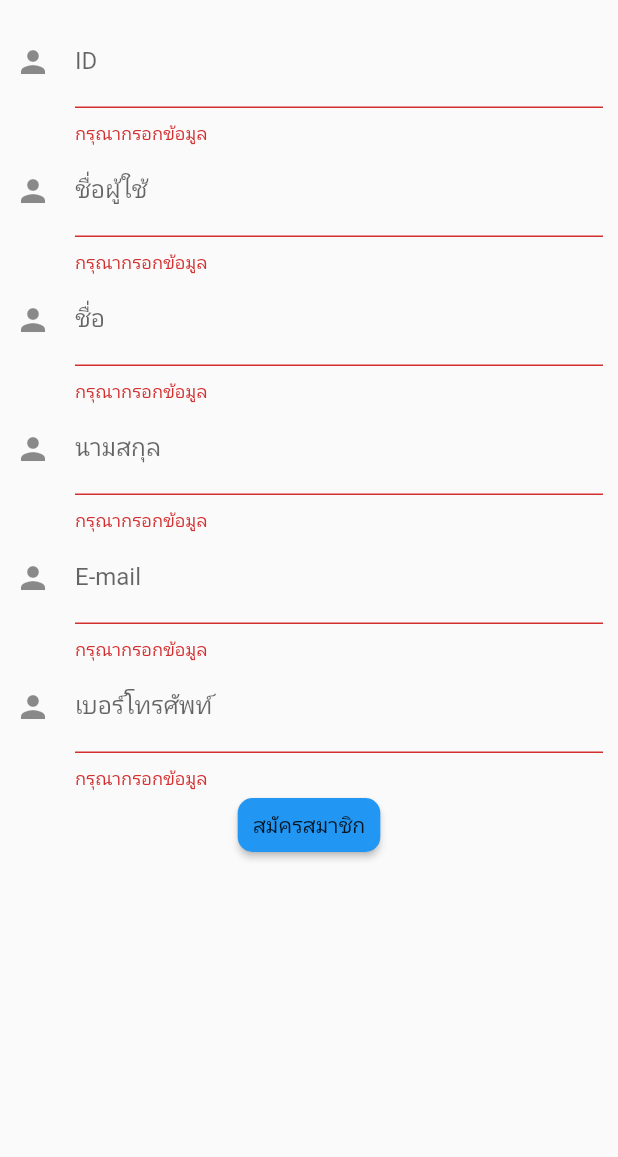
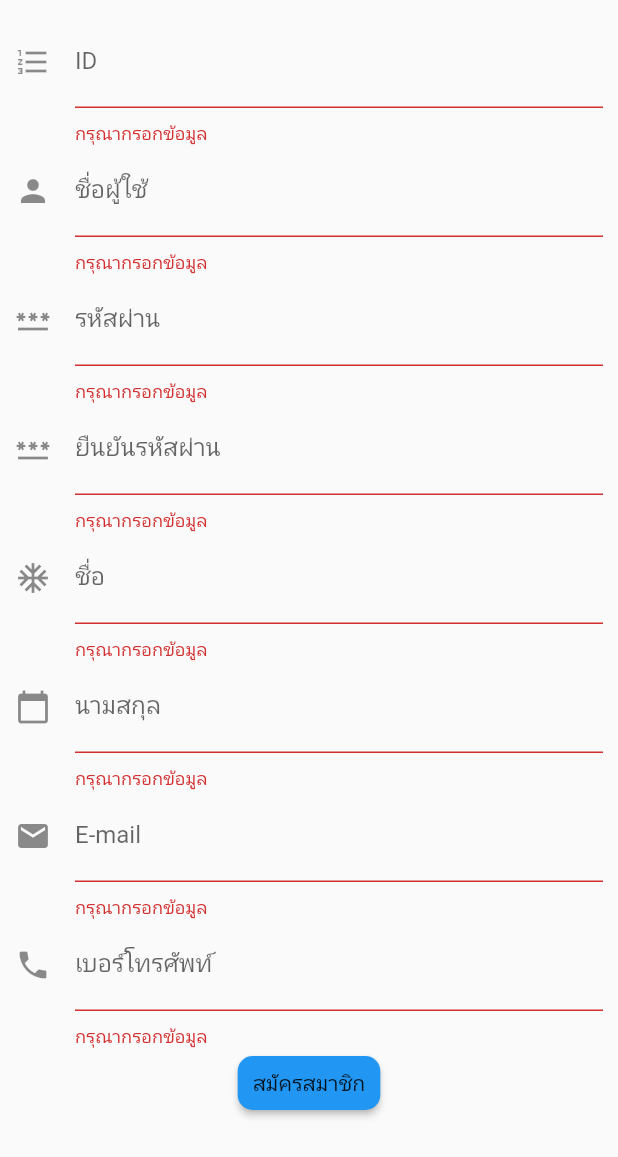
Before and after one commit to first0012m/iq, a Flutter app: the Regis screen opened directly, after a tap on "สมัครสมาชิก", on a phone screen of 412 x 824 dp. Shown: the top 1157 px of the screen. Run offline on Flutter 3.47's test engine with Material 2 defaults, Android fonts, the phone set to English and light mode, and no system bars; missing offline and left inert: flutter_session.

Commit message:
register-1

```diff
--- a/lib/api.dart
+++ b/lib/api.dart
@@ -3,5 +3,6 @@
 class Api {
   static String host = 'https://iq.maews.com';
   static String Log = '$host/login.php';
+  static String Reg = '$host/register.php';
 }
 // flutter run --no-sound-null-safetyq
--- a/lib/screen/login.dart
+++ b/lib/screen/login.dart
@@ -31,8 +31,10 @@ class _HomeState extends State<Login> {
     var data = jsonDecode(Login.body);
     print(data);
 
+    String name = data['m_name'];
+
     if (data['level'] == '0') {
-      FlutterSession().set('token', _m_username.text);
+      FlutterSession().set('token', name);
       Navigator.of(context).pushAndRemoveUntil(
           MaterialPageRoute(builder: (context) => const Home()),
           (route) => false);
--- a/lib/screen/register.dart
+++ b/lib/screen/register.dart
@@ -1,4 +1,10 @@
+// ignore_for_file: non_constant_identifier_names
+
+import 'dart:convert';
+
 import 'package:flutter/material.dart';
+import 'package:iq/api.dart';
+import 'package:http/http.dart' as http;
 
 class Regis extends StatefulWidget {
   const Regis({Key? key}) : super(key: key);
@@ -8,7 +14,34 @@ class Regis extends StatefulWidget {
 }
 
 class _RegisState extends State<Regis> {
+  final TextEditingController _id = TextEditingController();
+  final TextEditingController _m_username = TextEditingController();
+  final TextEditingController _m_password = TextEditingController();
+  final TextEditingController _m_passwordHid = TextEditingController();
+  final TextEditingController _m_name = TextEditingController();
+  final TextEditingController _m_lastname = TextEditingController();
+  final TextEditingController _m_email = TextEditingController();
+  final TextEditingController _m_phone = TextEditingController();
   final _formKey = GlobalKey<FormState>();
+
+  String baseUrl = Api.Reg;
+  String msg = "";
+
+  Reg() async {
+    var Reg = await http.post(Uri.parse(baseUrl), body: {
+      "m_id": _id.text,
+      "m_username": _m_username.text,
+      "m_password": _m_password.text,
+      "m_passwordHid": _m_passwordHid.text,
+      "m_name": _m_name.text,
+      "m_lastname": _m_lastname.text,
+      "m_email": _m_email.text,
+      "m_phone": _m_phone.text,
+    });
+    var data = jsonDecode(Reg.body);
+    print(data);
+
+  }
 
   @override
   Widget build(BuildContext context) {
@@ -22,8 +55,10 @@ class _RegisState extends State<Regis> {
             child: Column(
               children: [
                 TextFormField(
+                  keyboardType: TextInputType.number,
+                  controller: _id,
                   decoration: const InputDecoration(
-                    icon: Icon(Icons.person),
+                    icon: Icon(Icons.format_list_numbered),
                     hintText: 'กรุณากรอก ID',
                     labelText: 'ID',
                   ),
@@ -31,6 +66,8 @@ class _RegisState extends State<Regis> {
                       value!.isEmpty ? 'กรุณากรอกข้อมูล' : null,
                 ),
                 TextFormField(
+                  keyboardType: TextInputType.name,
+                  controller: _m_username,
                   decoration: const InputDecoration(
                     icon: Icon(Icons.person),
                     hintText: 'กรุณากรอกชื่อผู้ใช้',
@@ -40,8 +77,30 @@ class _RegisState extends State<Regis> {
                       value!.isEmpty ? 'กรุณากรอกข้อมูล' : null,
                 ),
                 TextFormField(
+                  controller: _m_password,
                   decoration: const InputDecoration(
-                    icon: Icon(Icons.person),
+                    icon: Icon(Icons.password),
+                    hintText: 'กรุณากรอกรหัสผ่าน',
+                    labelText: 'รหัสผ่าน',
+                  ),
+                  validator: (String? value) =>
+                      value!.isEmpty ? 'กรุณากรอกข้อมูล' : null,
+                ),
+                TextFormField(
+                  controller: _m_passwordHid,
+                  decoration: const InputDecoration(
+                    icon: Icon(Icons.password_sharp),
+                    hintText: 'กรุณากรอกรหัสผ่านอีกครั้ง',
+                    labelText: 'ยืนยันรหัสผ่าน',
+                  ),
+                  validator: (String? value) =>
+                      value!.isEmpty ? 'กรุณากรอกข้อมูล' : null,
+                ),
+                TextFormField(
+                  keyboardType: TextInputType.name,
+                  controller: _m_name,
+                  decoration: const InputDecoration(
+                    icon: Icon(Icons.ac_unit_sharp),
                     hintText: 'กรุณากรอกชื่อ',
                     labelText: 'ชื่อ',
                   ),
@@ -49,8 +108,10 @@ class _RegisState extends State<Regis> {
                       value!.isEmpty ? 'กรุณากรอกข้อมูล' : null,
                 ),
                 TextFormField(
+                  keyboardType: TextInputType.name,
+                  controller: _m_lastname,
                   decoration: const InputDecoration(
-                    icon: Icon(Icons.person),
+                    icon: Icon(Icons.calendar_today),
                     hintText: 'กรุณากรอกนามสกุล',
                     labelText: 'นามสกุล',
                   ),
@@ -58,8 +119,10 @@ class _RegisState extends State<Regis> {
                       value!.isEmpty ? 'กรุณากรอกข้อมูล' : null,
                 ),
                 TextFormField(
+                  keyboardType: TextInputType.emailAddress,
+                  controller: _m_email,
                   decoration: const InputDecoration(
-                    icon: Icon(Icons.person),
+                    icon: Icon(Icons.email),
                     hintText: 'กรุณากรอก E-mail',
                     labelText: 'E-mail',
                   ),
@@ -67,8 +130,10 @@ class _RegisState extends State<Regis> {
                       value!.isEmpty ? 'กรุณากรอกข้อมูล' : null,
                 ),
                 TextFormField(
+                  keyboardType: TextInputType.phone,
+                  controller: _m_phone,
                   decoration: const InputDecoration(
-                    icon: Icon(Icons.person),
+                    icon: Icon(Icons.phone),
                     hintText: 'กรุณากรอกเบอร์โทรศัพท์',
                     labelText: 'เบอร์โทรศัพท์',
                   ),
@@ -77,12 +142,12 @@ class _RegisState extends State<Regis> {
                 ),
                 MaterialButton(
                   shape: RoundedRectangleBorder(
-                    borderRadius: BorderRadius.circular(10)
-                  ),
+                      borderRadius: BorderRadius.circular(10)),
                   color: Colors.blue,
                   padding: const EdgeInsets.symmetric(horizontal: 10),
                   onPressed: () {
                     if (_formKey.currentState!.validate()) {
+                      Reg();
                       //print('สมัครสมาชิก');
                     }
                   },
```
Also changed, not shown: lib/main.dart (line endings or trailing spaces), 1 other file.
